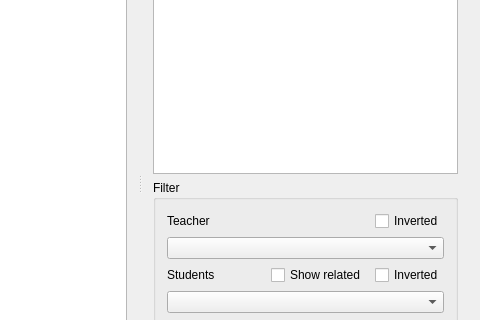
Above: fet/src/interface/activitiesform_template.ui from vonmecheln/fet before the change; both pictures show x 310 to 790 and y 91 to 411 of the 790 by 604 pixel window. Below: the same form after it.
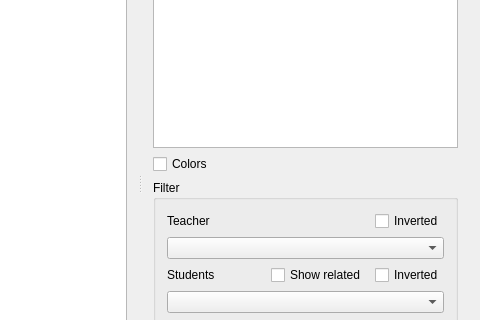
That is the form after the change.

Patch:
```diff
--- a/fet/src/interface/activitiesform_template.ui
+++ b/fet/src/interface/activitiesform_template.ui
@@ -87,6 +87,13 @@
        <item>
         <widget class="QTextEdit" name="currentActivityTextEdit"/>
        </item>
+       <item>
+        <widget class="QCheckBox" name="colorsCheckBox">
+         <property name="text">
+          <string>Colors</string>
+         </property>
+        </widget>
+       </item>
        <item>
         <widget class="QGroupBox" name="filterGroupBox">
          <property name="title">
```
